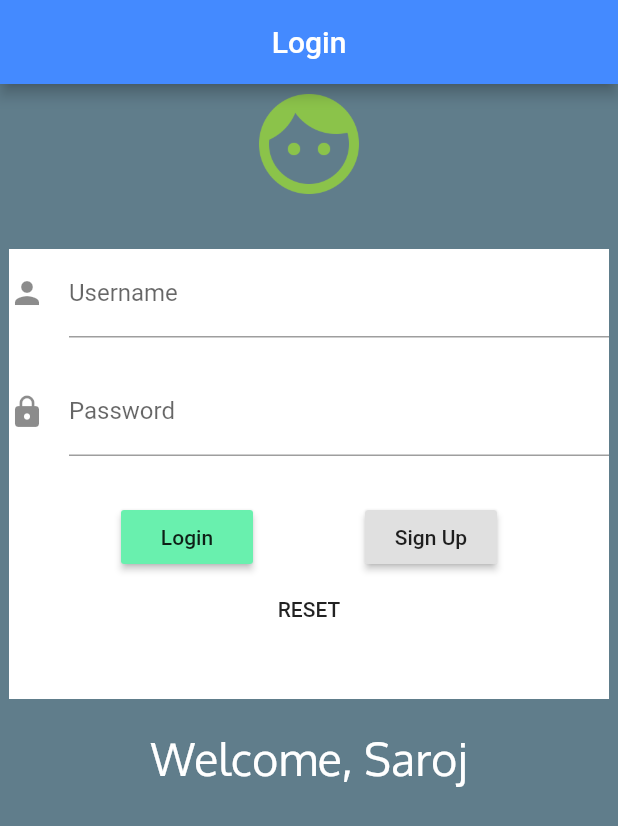
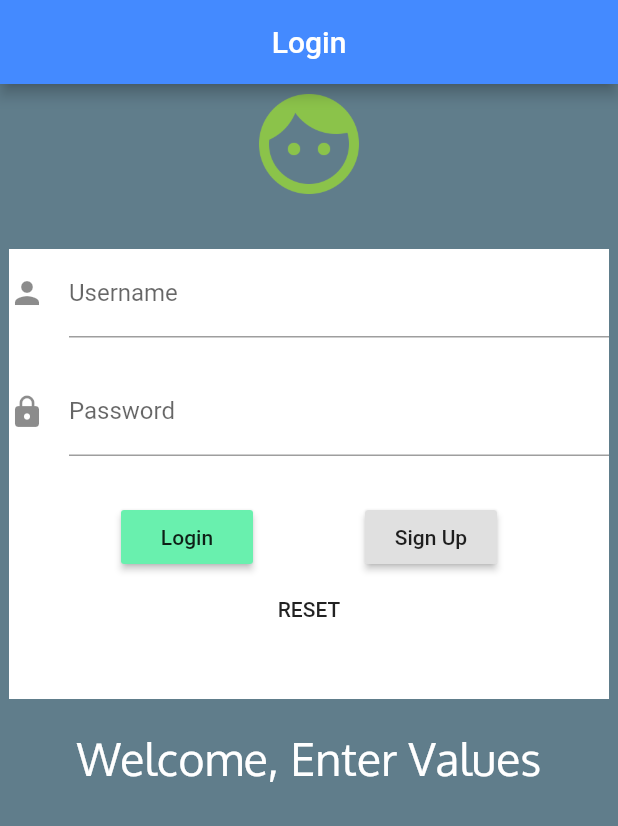
Before and after one commit to saroj-itexpert/minimal_ui, a Flutter app: the screen it shows after launch, after a tap on "Login", on a phone screen of 412 x 824 dp. Shown: the top 826 px of the screen. Run offline on Flutter 3.47's test engine with Material 2 defaults, Android fonts, the phone set to English and light mode, and no system bars.

Commit message:
final login ui

```diff
--- a/minimal_ui/lib/login/login.dart
+++ b/minimal_ui/lib/login/login.dart
@@ -6,8 +6,29 @@ class Login extends StatefulWidget {
 }
 
 class _LoginState extends State<Login> {
-  final TextEditingController _userController = TextEditingController();
-  final TextEditingController _passwordController = TextEditingController();
+  final TextEditingController _userController = new TextEditingController();
+  final TextEditingController _passwordController =new TextEditingController();
+  String _welcomeString = "";
+
+
+  void _erase(){
+    setState(() {
+          _userController.clear();
+          _passwordController.clear();
+        });
+  }
+
+  void _showWelcome(){
+    setState(() {
+          if(_userController.text.isNotEmpty
+              && _passwordController.text.isNotEmpty
+          ){
+            _welcomeString = _userController.text;
+          }else{
+            _welcomeString = "Enter Values";
+          }
+        });
+  }
 
   @override
   Widget build(BuildContext context) {
@@ -18,7 +39,11 @@ class _LoginState extends State<Login> {
         backgroundColor: Colors.blueAccent,
       ),
       backgroundColor: Colors.blueGrey,
-      body: Container(
+      body: ListView(
+        children: <Widget>[
+
+
+            Container(
           alignment: Alignment.topCenter,
           child: Column(
             children: <Widget>[
@@ -67,7 +92,7 @@ class _LoginState extends State<Login> {
                         RaisedButton(
                           color: Colors.greenAccent,
                           child: Text("Login"),
-                        onPressed: () {},
+                          onPressed: _showWelcome,
                         ),
                         RaisedButton(
                           child: Text("Sign Up"),
@@ -77,13 +102,8 @@ class _LoginState extends State<Login> {
                     ),
                     FlatButton(
                       child: Text("RESET"),
-                    onPressed: () {
-                      setState(() {
-                        _userController.clear();
-                        _passwordController.clear();
-                      });
-                    },
-                  )
+                      onPressed: _erase,
+                    ),
                   ],
                 ),
               ),
@@ -93,7 +113,7 @@ class _LoginState extends State<Login> {
                 mainAxisAlignment: MainAxisAlignment.center,
                 children: <Widget>[
                   Text(
-                  "Welcome, Saroj",
+                    "Welcome, $_welcomeString",
                     style: TextStyle(
                       color: Colors.white,
                       fontSize: 30.0,
@@ -106,6 +126,8 @@ class _LoginState extends State<Login> {
             ],
           ),
         ),
+         ],
+      ),
     );
   }
 }
```
Lines whose indentation alone changed are shown as unchanged.
